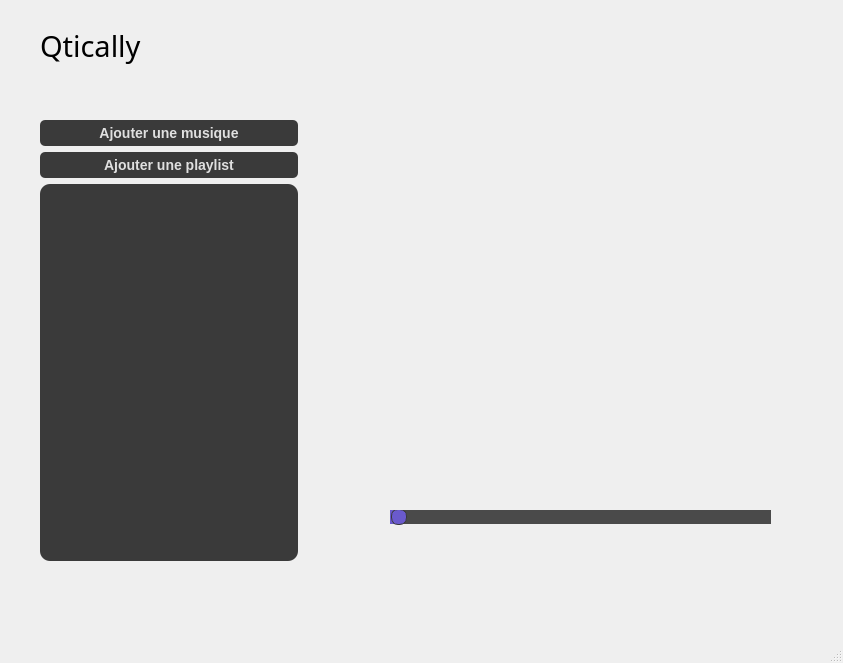
First picture: the form in qticallymainwindow.ui, repository dalia-nezzar/Qtically, before the edit.
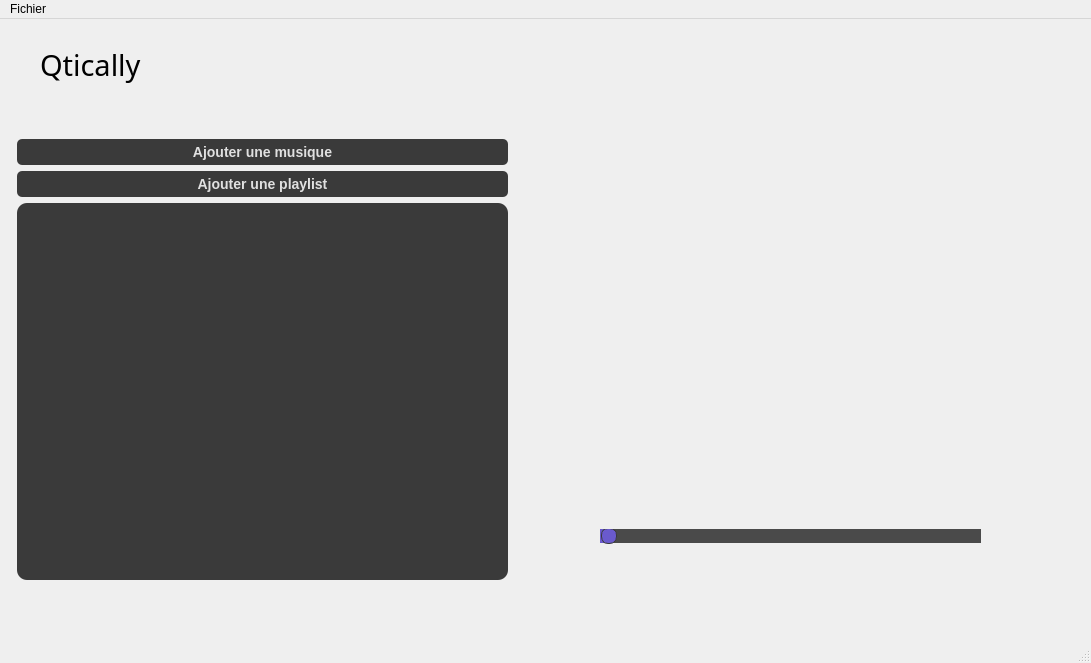
Second picture: the form after the edit. Icons and pictures are not drawn.

Commit message: Debug de l'enregistrement d'une image/nom d'une musique qui ne s'enregistrait pas en même temps. Application musicale fonctionnelle entièrement

What changed in the file:
```diff
--- a/qticallymainwindow.ui
+++ b/qticallymainwindow.ui
@@ -6,7 +6,7 @@
    <rect>
     <x>0</x>
     <y>0</y>
-    <width>843</width>
+    <width>1091</width>
     <height>663</height>
    </rect>
   </property>
@@ -18,13 +18,13 @@
   </property>
   <property name="minimumSize">
    <size>
-    <width>843</width>
+    <width>1091</width>
     <height>663</height>
    </size>
   </property>
   <property name="maximumSize">
    <size>
-    <width>843</width>
+    <width>1091</width>
     <height>663</height>
    </size>
   </property>
@@ -47,7 +47,7 @@
    <widget class="QLabel" name="musicImageLabel">
     <property name="geometry">
      <rect>
-      <x>470</x>
+      <x>660</x>
       <y>150</y>
       <width>250</width>
       <height>250</height>
@@ -65,6 +65,12 @@
       <height>250</height>
      </size>
     </property>
+    <property name="cursor">
+     <cursorShape>BusyCursor</cursorShape>
+    </property>
+    <property name="autoFillBackground">
+     <bool>false</bool>
+    </property>
     <property name="styleSheet">
      <string notr="true">QLabel#musicImageLabel {
     border-radius: 50%;
@@ -116,9 +122,9 @@
    <widget class="QWidget" name="layoutWidget">
     <property name="geometry">
      <rect>
-      <x>40</x>
+      <x>17</x>
       <y>120</y>
-      <width>258</width>
+      <width>491</width>
       <height>441</height>
      </rect>
     </property>
@@ -206,7 +212,7 @@
    <widget class="QWidget" name="layoutWidget">
     <property name="geometry">
      <rect>
-      <x>640</x>
+      <x>850</x>
       <y>560</y>
       <width>131</width>
       <height>20</height>
@@ -251,7 +257,7 @@
    <widget class="QWidget" name="layoutWidget">
     <property name="geometry">
      <rect>
-      <x>780</x>
+      <x>990</x>
       <y>420</y>
       <width>45</width>
       <height>111</height>
@@ -337,7 +343,7 @@
    <widget class="QLabel" name="musicNameLabel">
     <property name="geometry">
      <rect>
-      <x>330</x>
+      <x>540</x>
       <y>60</y>
       <width>501</width>
       <height>81</height>
@@ -369,7 +375,7 @@
     </property>
     <property name="geometry">
      <rect>
-      <x>730</x>
+      <x>920</x>
       <y>150</y>
       <width>41</width>
       <height>41</height>
@@ -398,10 +404,10 @@
      <bool>true</bool>
     </property>
    </widget>
-   <widget class="QWidget" name="">
+   <widget class="QWidget" name="layoutWidget">
     <property name="geometry">
      <rect>
-      <x>390</x>
+      <x>600</x>
       <y>420</y>
       <width>381</width>
       <height>136</height>
@@ -607,10 +613,16 @@
     <rect>
      <x>0</x>
      <y>0</y>
-     <width>843</width>
+     <width>1091</width>
      <height>23</height>
     </rect>
    </property>
+   <widget class="QMenu" name="menuFichier">
+    <property name="title">
+     <string>Fichier</string>
+    </property>
+   </widget>
+   <addaction name="menuFichier"/>
   </widget>
   <widget class="QStatusBar" name="statusbar"/>
  </widget>
```
Left out of the diff: 6 changed lines with no effect on the pictures. The commit also changes 2 other files.
